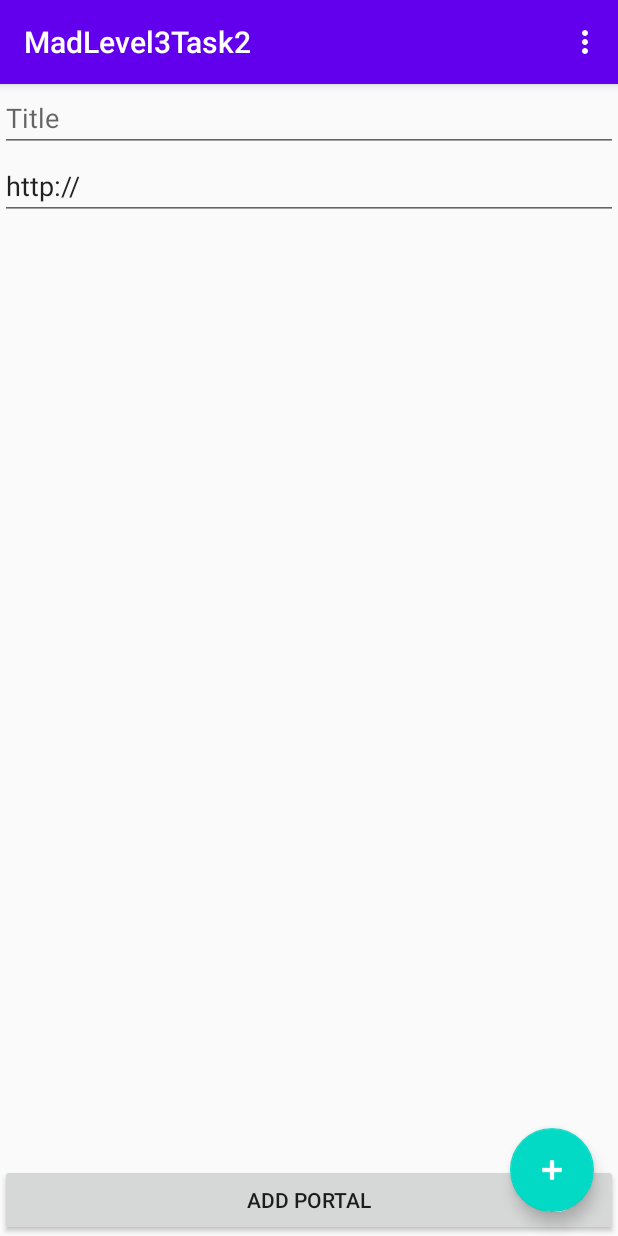
After one commit to Davidsoff/MadLevel3Task2, an Android app: the AddPortalFragment screen opened through its navigation route, on a phone screen of 412 x 824 dp. The commit adds this screen. Run offline under Robolectric (Android 15) with nearby library versions, the phone set to English and light mode, and no system bars; 2 statements that could not run were skipped.

Commit message:
Add bare bones classes and refacor basic template

```diff
--- /dev/null
+++ b/app/src/main/java/nl/soffware/madlevel3task2/AddPortalFragment.kt
@@ -0,0 +1,61 @@
+package nl.soffware.madlevel3task2
+
+import android.os.Bundle
+import androidx.fragment.app.Fragment
+import android.view.LayoutInflater
+import android.view.View
+import android.view.ViewGroup
+import android.webkit.URLUtil
+import android.widget.Toast
+import androidx.navigation.fragment.findNavController
+import kotlinx.android.synthetic.main.fragment_portal_add.*
+
+const val ARG_PORTAL_TITLE = "arg_portal_title"
+const val ARG_PORTAL_URL = "arg_portal_url"
+
+
+/**
+ * A simple [Fragment] subclass as the second destination in the navigation.
+ */
+class AddPortalFragment : Fragment() {
+
+    override fun onCreateView(
+            inflater: LayoutInflater, container: ViewGroup?,
+            savedInstanceState: Bundle?
+    ): View? {
+        // Inflate the layout for this fragment
+        return inflater.inflate(R.layout.fragment_portal_add, container, false)
+    }
+
+    override fun onViewCreated(view: View, savedInstanceState: Bundle?) {
+        super.onViewCreated(view, savedInstanceState)
+
+        btn_add_portal.setOnClickListener { onAddPortal() }
+    }
+
+    private fun onAddPortal() {
+        val portalTitle = tfName.text.toString()
+        val portalUrl   = tfUrl.text.toString()
+
+        when {
+            portalTitle.isNotBlank() && URLUtil.isValidUrl(portalUrl) -> handleValidEntry(portalTitle, portalUrl)
+            portalTitle.isBlank() -> handleInvalidEntry(R.string.title_hint)
+            !URLUtil.isValidUrl(portalUrl) -> handleInvalidEntry(R.string.url_hint)
+        }
+    }
+
+    private fun handleValidEntry(portalTitle: String, portalUrl: String) {
+        val args = Bundle()
+        args.putString(ARG_PORTAL_TITLE, portalTitle)
+        args.putString(ARG_PORTAL_URL, portalUrl)
+        findNavController().navigate(R.id.action_AddPortal_to_PortaList, args)
+    }
+
+    private fun handleInvalidEntry(text: Int) {
+        Toast.makeText(
+            activity,
+            "Invalid $text",
+            Toast.LENGTH_SHORT
+        ).show()
+    }
+}
--- /dev/null
+++ b/app/src/main/java/nl/soffware/madlevel3task2/Portal.kt
@@ -0,0 +1,6 @@
+package nl.soffware.madlevel3task2
+
+data class Portal(
+    var title: String,
+    var url: String
+)
--- a/app/src/main/java/nl/soffware/madlevel3task2/SecondFragment.kt
+++ b/app/src/main/java/nl/soffware/madlevel3task2/PortalsFragment.kt
@@ -9,23 +9,31 @@ import android.widget.Button
 import androidx.navigation.fragment.findNavController
 
 /**
- * A simple [Fragment] subclass as the second destination in the navigation.
+ * A simple [Fragment] subclass as the default destination in the navigation.
  */
-class SecondFragment : Fragment() {
+class PortalsFragment : Fragment() {
+    private val portals = arrayListOf<Portal>()
+    private val portalAdapter = PortalAdapter(portals)
 
     override fun onCreateView(
             inflater: LayoutInflater, container: ViewGroup?,
             savedInstanceState: Bundle?
     ): View? {
         // Inflate the layout for this fragment
-        return inflater.inflate(R.layout.fragment_second, container, false)
+        return inflater.inflate(R.layout.fragment_portals, container, false)
     }
 
     override fun onViewCreated(view: View, savedInstanceState: Bundle?) {
         super.onViewCreated(view, savedInstanceState)
+        initViews()
+        addObservers()
+    }
 
-        view.findViewById<Button>(R.id.button_second).setOnClickListener {
-            findNavController().navigate(R.id.action_SecondFragment_to_FirstFragment)
-        }
+    private fun initViews() {
+        TODO("Not yet implemented")
+    }
+
+    private fun addObservers() {
+        TODO("Not yet implemented")
     }
 }
--- a/app/src/main/res/layout/activity_main.xml
+++ b/app/src/main/res/layout/activity_main.xml
@@ -26,7 +26,8 @@
         android:layout_height="wrap_content"
         android:layout_gravity="bottom|end"
         android:layout_margin="@dimen/fab_margin"
-        app:srcCompat="@android:drawable/ic_dialog_email" />
+        android:tint="@android:color/white"
+        app:srcCompat="@android:drawable/ic_input_add" />
 
     <include layout="@layout/content_main" />
 
--- /dev/null
+++ b/app/src/main/res/layout/fragment_portal_add.xml
@@ -0,0 +1,42 @@
+<?xml version="1.0" encoding="utf-8"?>
+<androidx.constraintlayout.widget.ConstraintLayout xmlns:android="http://schemas.android.com/apk/res/android"
+    xmlns:app="http://schemas.android.com/apk/res-auto"
+    xmlns:tools="http://schemas.android.com/tools"
+    android:layout_width="match_parent"
+    android:layout_height="match_parent"
+    tools:context=".AddPortalFragment">
+
+    <Button
+        android:id="@+id/btn_add_portal"
+        android:layout_width="0dp"
+        android:layout_height="wrap_content"
+        android:text="@string/add_portal"
+        app:layout_constraintBottom_toBottomOf="parent"
+        app:layout_constraintEnd_toEndOf="parent"
+        app:layout_constraintHorizontal_bias="0"
+        app:layout_constraintStart_toStartOf="parent" />
+
+    <EditText
+        android:id="@+id/tfName"
+        android:layout_width="0dp"
+        android:layout_height="wrap_content"
+        android:ems="10"
+        android:hint="@string/title_hint"
+        android:inputType="text"
+        android:singleLine="false"
+        app:layout_constraintEnd_toEndOf="parent"
+        app:layout_constraintStart_toStartOf="parent"
+        app:layout_constraintTop_toTopOf="parent" />
+
+    <EditText
+        android:id="@+id/tfUrl"
+        android:layout_width="0dp"
+        android:layout_height="wrap_content"
+        android:ems="10"
+        android:inputType="textUri|textPersonName"
+        android:text="@string/url_text"
+        app:layout_constraintEnd_toEndOf="parent"
+        app:layout_constraintStart_toStartOf="parent"
+        app:layout_constraintTop_toBottomOf="@+id/tfName" />
+
+</androidx.constraintlayout.widget.ConstraintLayout>
--- a/app/src/main/res/navigation/nav_graph.xml
+++ b/app/src/main/res/navigation/nav_graph.xml
@@ -3,26 +3,24 @@
     xmlns:app="http://schemas.android.com/apk/res-auto"
     xmlns:tools="http://schemas.android.com/tools"
     android:id="@+id/nav_graph"
-    app:startDestination="@id/FirstFragment">
+    app:startDestination="@id/PortalList">
 
     <fragment
-        android:id="@+id/FirstFragment"
-        android:name="nl.soffware.madlevel3task2.FirstFragment"
-        android:label="@string/first_fragment_label"
-        tools:layout="@layout/fragment_first">
-
+        android:id="@+id/PortalList"
+        android:name="nl.soffware.madlevel3task2.PortalsFragment"
+        android:label="@string/portal_list_label"
+        tools:layout="@layout/fragment_portals">
         <action
-            android:id="@+id/action_FirstFragment_to_SecondFragment"
-            app:destination="@id/SecondFragment" />
+            android:id="@+id/action_PortaList_to_AddPortal"
+            app:destination="@id/AddPortal" />
     </fragment>
     <fragment
-        android:id="@+id/SecondFragment"
-        android:name="nl.soffware.madlevel3task2.SecondFragment"
-        android:label="@string/second_fragment_label"
-        tools:layout="@layout/fragment_second">
-
+        android:id="@+id/AddPortal"
+        android:name="nl.soffware.madlevel3task2.AddPortalFragment"
+        android:label="@string/add_portal_label"
+        tools:layout="@layout/fragment_portal_add">
         <action
-            android:id="@+id/action_SecondFragment_to_FirstFragment"
-            app:destination="@id/FirstFragment" />
+            android:id="@+id/action_AddPortal_to_PortaList"
+            app:destination="@id/PortalList" />
     </fragment>
 </navigation>
--- a/app/src/main/res/values/strings.xml
+++ b/app/src/main/res/values/strings.xml
@@ -1,12 +1,11 @@
 <resources>
     <string name="app_name">MadLevel3Task2</string>
-    <string name="action_settings">Settings</string>
     <!-- Strings used for fragments for navigation -->
-    <string name="first_fragment_label">First Fragment</string>
-    <string name="second_fragment_label">Second Fragment</string>
-    <string name="next">Next</string>
-    <string name="previous">Previous</string>
 
-    <string name="hello_first_fragment">Hello first fragment</string>
-    <string name="hello_second_fragment">Hello second fragment. Arg: %1$s</string>
+    <string name="add_portal">ADD PORTAL</string>
+    <string name="url_text">http://</string>
+    <string name="url_hint">URL</string>
+    <string name="title_hint">Title</string>
+    <string name="add_portal_label">addPortal</string>
+    <string name="portal_list_label">PortalList</string>
 </resources>
```
Also changed, not shown: app/src/main/java/nl/soffware/madlevel3task2/FirstFragment.kt (deleted, +0 -31 lines), app/src/main/java/nl/soffware/madlevel3task2/PortalAdapter.kt (added, +30 -0 lines), app/src/main/res/layout/_portal.xml (added, +27 -0 lines), app/src/main/res/layout/fragment_first.xml (deleted, +0 -28 lines), app/src/main/res/layout/fragment_portals.xml (renamed from app/src/main/res/layout/fragment_second.xml, +5 -15 lines).
